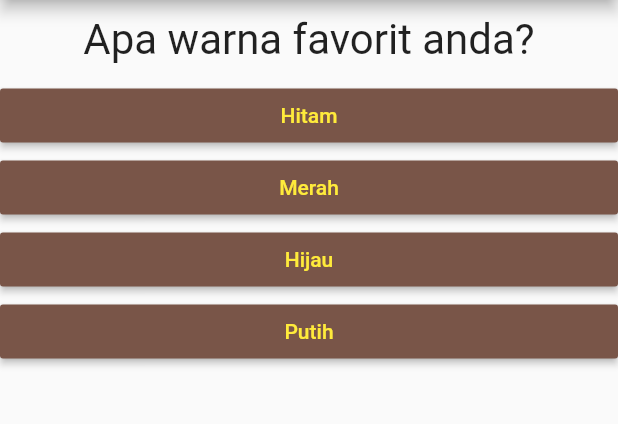
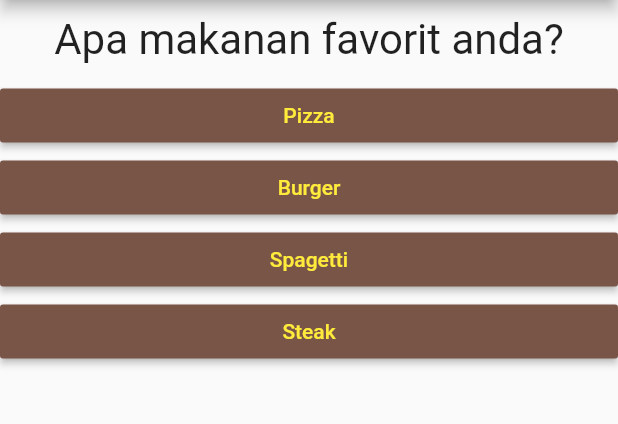
Before and after one commit to Danazzz/my_app, a Flutter app: the screen it shows after launch, on a phone screen of 412 x 824 dp, the part 84-508 px from its top. Run offline on Flutter 3.47's test engine with Material 2 defaults, Android fonts, the phone set to English and light mode, and no system bars.

Commit message:
merubah isi dari quesionText dan answers nya

```diff
--- a/lib/main.dart
+++ b/lib/main.dart
@@ -19,16 +19,16 @@ class MyApp extends StatefulWidget {
 class _MyAppState extends State<MyApp> {
   final _questions = const [
     {
-      'questionText': 'Apa warna favorit anda?',
-      'answers': ['Hitam', 'Merah', 'Hijau', 'Putih'],
+      'questionText': 'Apa makanan favorit anda?',
+      'answers': ['Pizza', 'Burger', 'Spagetti', 'Steak'],
     },
     {
-      'questionText': 'Apa peliharaan favorit anda?',
-      'answers': ['Anjing', 'kucing', 'Burung', 'Ular'],
+      'questionText': 'Apa karakter Genshin Impact favorit anda?',
+      'answers': ['Ganyu', 'Hu tao', 'Zhong li', 'Mona'],
     },
     {
-      'questionText': 'Berapa jumlah peliharaan anda?',
-      'answers': ['1 ekor', '2 ekor', '3 ekor', '4 ekor'],
+      'questionText': 'Apa warna favorit anda?',
+      'answers': ['Pink', 'Kuning', 'Biru', 'Hijau'],
     },
   ];
   var _questionIndex = 0;
```
